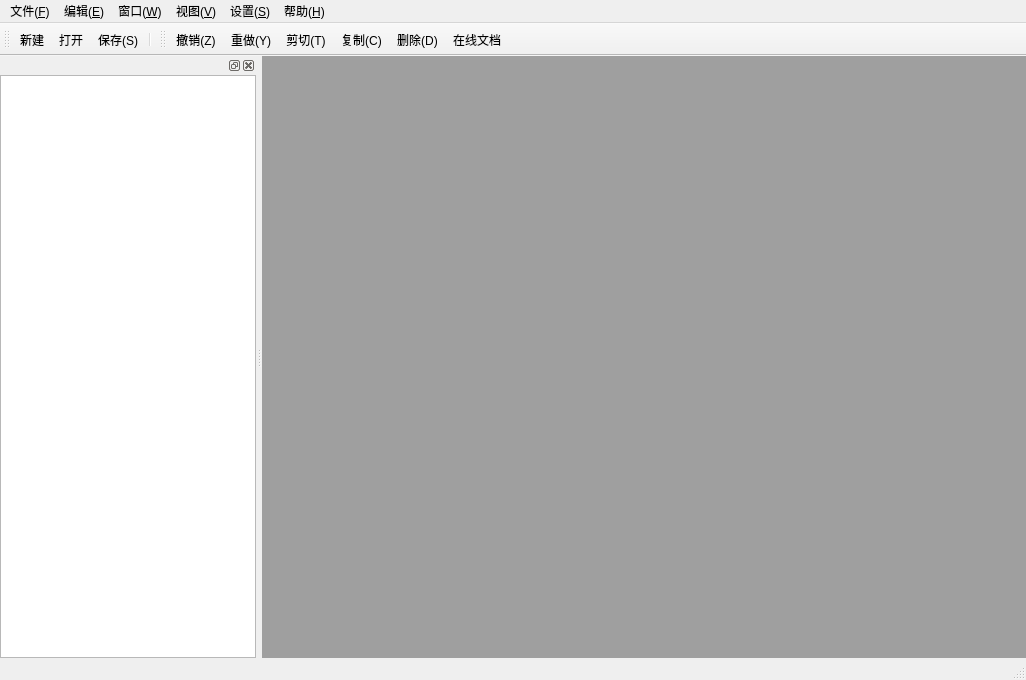
First picture: the form in UiRes/ui_main.ui, repository chengreg/IChing, before the edit.
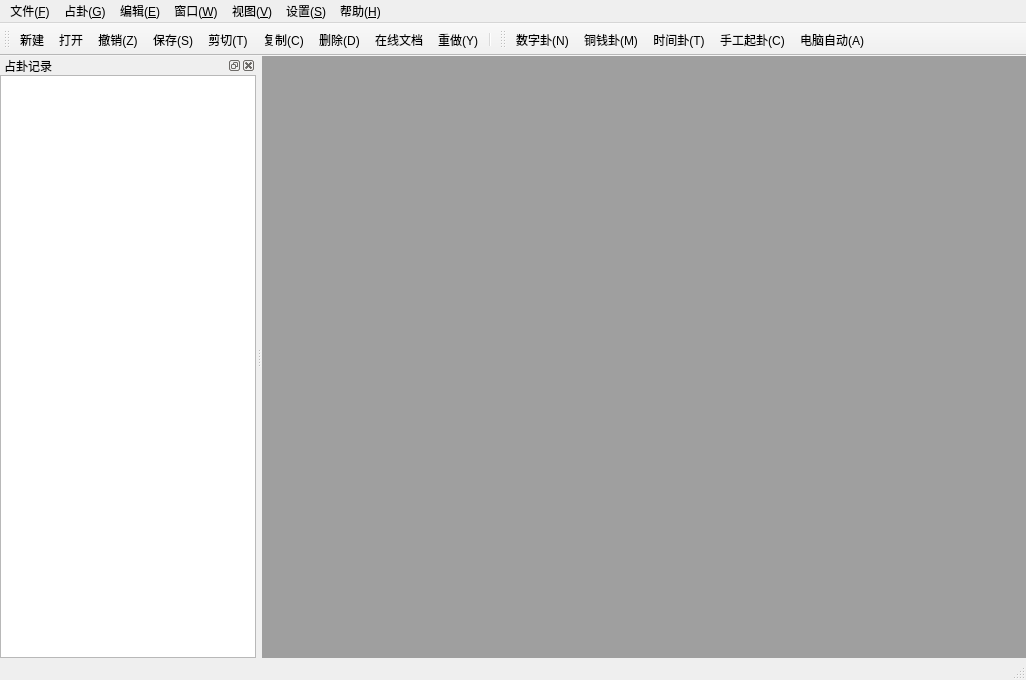
Second picture: the form after the edit. Icons and pictures are not drawn.

Diff of the .ui file:
```diff
--- a/UiRes/ui_main.ui
+++ b/UiRes/ui_main.ui
@@ -136,7 +136,18 @@
     </property>
     <addaction name="actionmysql"/>
    </widget>
+   <widget class="QMenu" name="menuzhangua">
+    <property name="title">
+     <string>占卦(&amp;G)</string>
+    </property>
+    <addaction name="actionNum"/>
+    <addaction name="actionMoney"/>
+    <addaction name="actionTime"/>
+    <addaction name="actionCostom"/>
+    <addaction name="actionCompter"/>
+   </widget>
    <addaction name="menuFile"/>
+   <addaction name="menuzhangua"/>
    <addaction name="menuEdit"/>
    <addaction name="menuwi"/>
    <addaction name="menu_V"/>
@@ -148,6 +159,9 @@
    <property name="windowTitle">
     <string>toolBar</string>
    </property>
+   <property name="toolButtonStyle">
+    <enum>Qt::ToolButtonTextUnderIcon</enum>
+   </property>
    <attribute name="toolBarArea">
     <enum>TopToolBarArea</enum>
    </attribute>
@@ -156,33 +170,47 @@
    </attribute>
    <addaction name="actionNew"/>
    <addaction name="actionOpen"/>
-   <addaction name="actionSave"/>
-   <addaction name="separator"/>
-  </widget>
-  <widget class="QToolBar" name="toolBar_2">
-   <property name="windowTitle">
-    <string>toolBar_2</string>
-   </property>
-   <attribute name="toolBarArea">
-    <enum>TopToolBarArea</enum>
-   </attribute>
-   <attribute name="toolBarBreak">
-    <bool>false</bool>
-   </attribute>
    <addaction name="actiond"/>
-   <addaction name="actiond_2"/>
+   <addaction name="actionSave"/>
    <addaction name="actionCopy"/>
    <addaction name="actiond_3"/>
    <addaction name="actiond_5"/>
    <addaction name="actiononline"/>
+   <addaction name="actiond_2"/>
+   <addaction name="separator"/>
   </widget>
-  <widget class="QDockWidget" name="dockWidget_6">
+  <widget class="QToolBar" name="toolBar_zhangua">
+   <property name="windowTitle">
+    <string>toolBar_2</string>
+   </property>
+   <property name="toolButtonStyle">
+    <enum>Qt::ToolButtonTextUnderIcon</enum>
+   </property>
+   <attribute name="toolBarArea">
+    <enum>TopToolBarArea</enum>
+   </attribute>
+   <attribute name="toolBarBreak">
+    <bool>false</bool>
+   </attribute>
+   <addaction name="actionNum"/>
+   <addaction name="actionMoney"/>
+   <addaction name="actionTime"/>
+   <addaction name="actionCostom"/>
+   <addaction name="actionCompter"/>
+  </widget>
+  <widget class="QDockWidget" name="dockWidget">
+   <property name="floating">
+    <bool>false</bool>
+   </property>
    <property name="features">
     <set>QDockWidget::DockWidgetClosable|QDockWidget::DockWidgetFloatable|QDockWidget::DockWidgetMovable</set>
    </property>
    <property name="allowedAreas">
     <set>Qt::LeftDockWidgetArea|Qt::RightDockWidgetArea</set>
    </property>
+   <property name="windowTitle">
+    <string>占卦记录</string>
+   </property>
    <attribute name="dockWidgetArea">
     <number>1</number>
    </attribute>
@@ -452,6 +480,51 @@
     <string>级联模式</string>
    </property>
   </action>
+  <action name="actionNum">
+   <property name="icon">
+    <iconset resource="res.qrc">
+     <normaloff>:/icon/images/number.png</normaloff>:/icon/images/number.png</iconset>
+   </property>
+   <property name="text">
+    <string>数字卦(&amp;N)</string>
+   </property>
+  </action>
+  <action name="actionMoney">
+   <property name="icon">
+    <iconset resource="res.qrc">
+     <normaloff>:/icon/images/money.png</normaloff>:/icon/images/money.png</iconset>
+   </property>
+   <property name="text">
+    <string>铜钱卦(&amp;M)</string>
+   </property>
+  </action>
+  <action name="actionTime">
+   <property name="icon">
+    <iconset resource="res.qrc">
+     <normaloff>:/icon/images/time.png</normaloff>:/icon/images/time.png</iconset>
+   </property>
+   <property name="text">
+    <string>时间卦(&amp;T)</string>
+   </property>
+  </action>
+  <action name="actionCostom">
+   <property name="icon">
+    <iconset resource="res.qrc">
+     <normaloff>:/icon/images/costom.png</normaloff>:/icon/images/costom.png</iconset>
+   </property>
+   <property name="text">
+    <string>手工起卦(&amp;C)</string>
+   </property>
+  </action>
+  <action name="actionCompter">
+   <property name="icon">
+    <iconset resource="res.qrc">
+     <normaloff>:/icon/images/computer.png</normaloff>:/icon/images/computer.png</iconset>
+   </property>
+   <property name="text">
+    <string>电脑自动(&amp;A)</string>
+   </property>
+  </action>
  </widget>
  <resources>
   <include location="rc.qrc"/>
```
Left out of the diff: 24 changed lines with no effect on the pictures.
